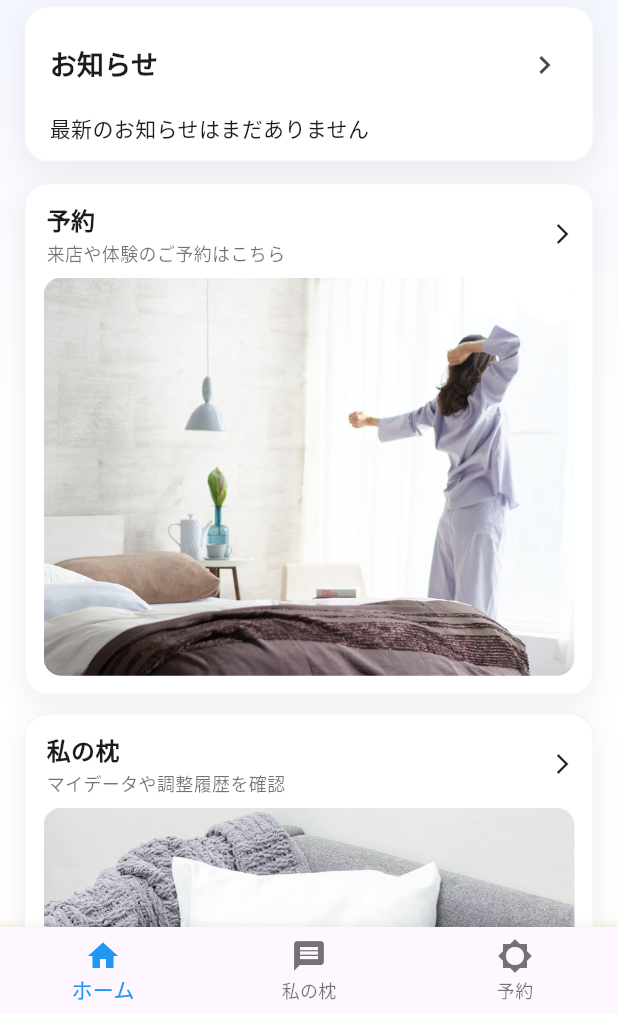
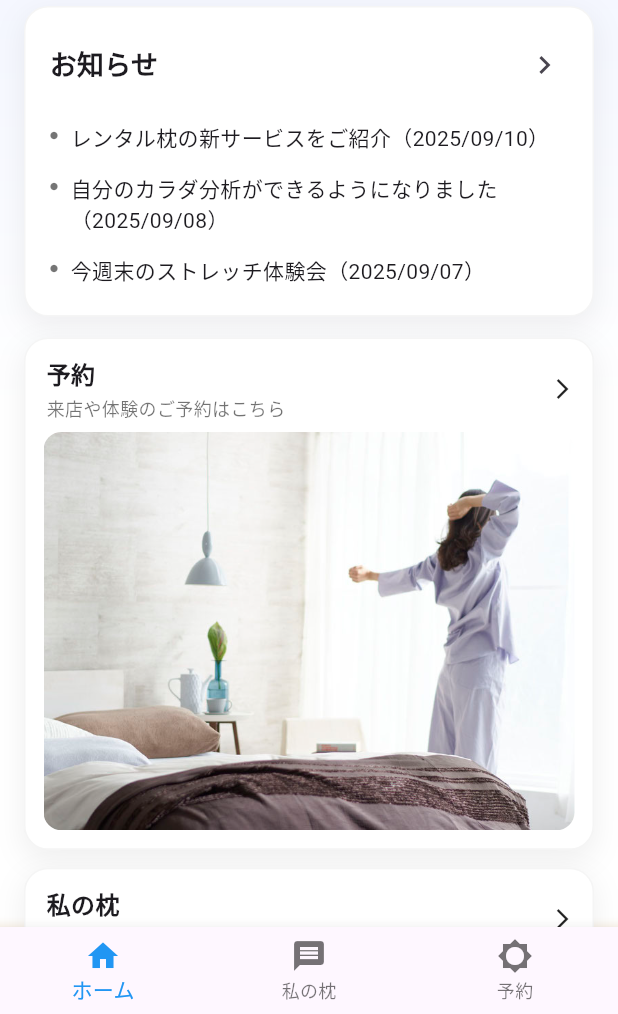
Before and after one commit to miyuu2003/h_flutter_app, a Flutter app: the screen it shows after launch, on a phone screen of 412 x 824 dp, the part 222-1236 px from its top. Run offline on Flutter 3.47's test engine with Material 3 defaults, Android fonts, the phone set to English and light mode, and no system bars; our stand-ins replace cloud_firestore, firebase_core, flutter_riverpod, shared_preferences, sqflite, table_calendar; missing offline and left inert: shadcn_flutter; accounts and stored records are empty.

Commit message:
seedを追加

```diff
--- a/hakkason_team_h/lib/main.dart
+++ b/hakkason_team_h/lib/main.dart
@@ -6,7 +6,7 @@ import 'screens/admin_view.dart';
 import 'screens/news/news_list_view.dart';
 import 'package:shadcn_flutter/shadcn_flutter.dart' as shadcn;
 import 'package:flutter_riverpod/flutter_riverpod.dart';
-
+import 'seed.dart';
 import 'package:firebase_core/firebase_core.dart';
 import 'firebase_options.dart'; // ← lib/firebase_options.dart を用意しておく
 
@@ -16,6 +16,7 @@ Future<void> main() async {
   await Firebase.initializeApp(
     options: DefaultFirebaseOptions.currentPlatform,
   );
+  await seedNews();
   runApp(const ProviderScope(child: MainApp()));
 }
 
--- /dev/null
+++ b/hakkason_team_h/lib/seed.dart
@@ -0,0 +1,42 @@
+// lib/seed.dart
+import 'package:cloud_firestore/cloud_firestore.dart';
+
+Future<void> seedNews() async {
+  final news = [
+    {
+      'title': 'レンタル枕の新サービスをご紹介',
+      'excerpt': '3ヶ月ごとの調整プランとセットでお得に…',
+      'publishedAt': DateTime(2025, 9, 10),
+    },
+    {
+      'title': '自分のカラダ分析ができるようになりました',
+      'excerpt': '睡眠傾向のスコア化で「次の調整タイミング」が分かる',
+      'publishedAt': DateTime(2025, 9, 8),
+    },
+    {
+      'title': '今週末のストレッチ体験会',
+      'excerpt': '店内イベントのお知らせ。参加無料・予約不要です',
+      'publishedAt': DateTime(2025, 9, 7),
+    },
+    {
+      'title': '秋の快眠キャンペーン開催',
+      'excerpt': '枕＋布団セットが20%OFF。今だけの限定企画！',
+      'publishedAt': DateTime(2025, 9, 5),
+    },
+    {
+      'title': '睡眠アドバイザーによる無料相談会',
+      'excerpt': '専門スタッフがあなたに合う枕の選び方を伝授します',
+      'publishedAt': DateTime(2025, 9, 3),
+    },
+  ];
+
+  final col = FirebaseFirestore.instance.collection('news');
+  for (var n in news) {
+    await col.add({
+      'title': n['title'],
+      'excerpt': n['excerpt'],
+      'publishedAt': Timestamp.fromDate(n['publishedAt'] as DateTime),
+    });
+  }
+  print("✅ ダミーニュースを登録しました！");
+}
```
